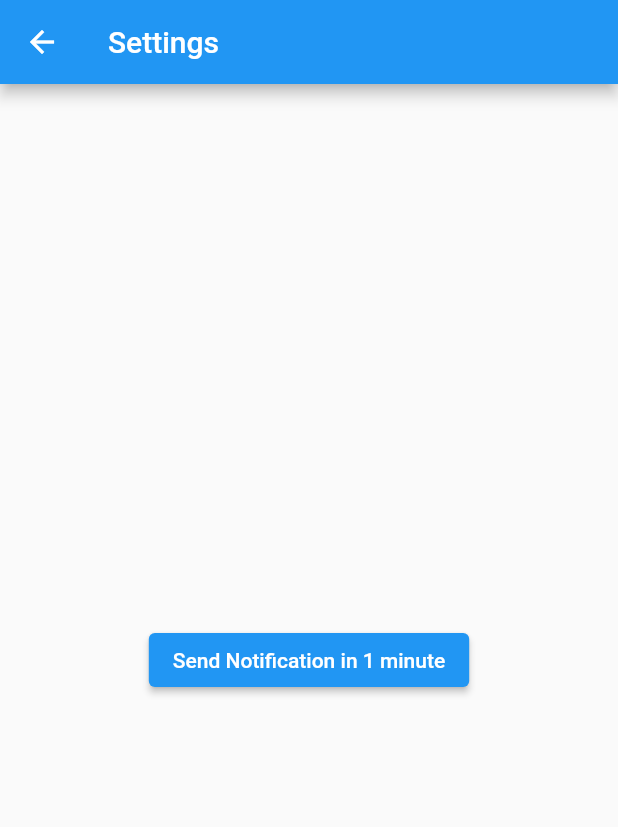
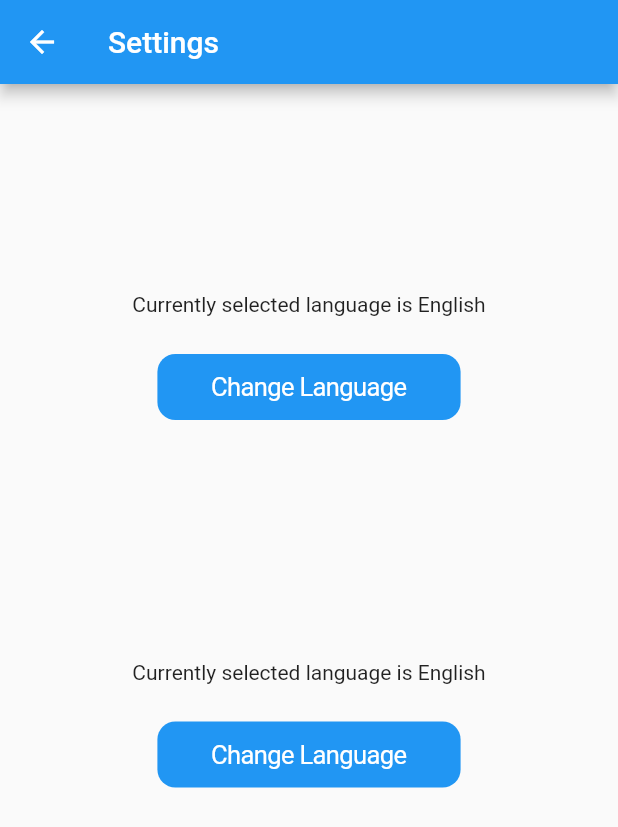
Before and after one commit to BenasPalivonas/flutter-bakalauras, a Flutter app: the SettingsPage screen opened directly, on a phone screen of 412 x 824 dp. Shown: the top 827 px of the screen. Run offline on Flutter 3.47's test engine with Material 2 defaults, Android fonts, the phone set to English and light mode, and no system bars; our stand-ins replace flutter_translate, get, table_calendar; missing offline and left inert: flutter_event_calendar.

Commit message:
Partial language setting implementation

```diff
--- a/lib/settings.dart
+++ b/lib/settings.dart
@@ -1,56 +1,184 @@
+import 'package:flutter_localizations/flutter_localizations.dart';
+import 'package:flutter/cupertino.dart';
 import 'package:flutter/material.dart';
-import 'package:flutter_local_notifications/flutter_local_notifications.dart';
-import 'package:timezone/data/latest.dart' as tz;
-import 'package:timezone/timezone.dart' as tz;
+import 'package:flutter_translate/flutter_translate.dart';
 
 class SettingsPage extends StatefulWidget {
+  SettingsPage({Key? key, this.title}) : super(key: key);
+  final String? title;
+
   @override
   _SettingsPageState createState() => _SettingsPageState();
 }
 
 class _SettingsPageState extends State<SettingsPage> {
-  final FlutterLocalNotificationsPlugin flutterLocalNotificationsPlugin =
-      FlutterLocalNotificationsPlugin();
+  int _counter = 0;
 
-  @override
-  void initState() {
-    super.initState();
-    tz.initializeTimeZones();
-    final androidInitializationSettings =
-        AndroidInitializationSettings('mipmap/ic_launcher');
-    final initializationSettings = InitializationSettings(
-      android: androidInitializationSettings,
-    );
-    flutterLocalNotificationsPlugin.initialize(initializationSettings);
-  }
+  void _decrementCounter() => setState(() => _counter--);
+
+  void _incrementCounter() => setState(() => _counter++);
 
   @override
   Widget build(BuildContext context) {
+    var localizationDelegate = LocalizedApp.of(context).delegate;
+
     return Scaffold(
       appBar: AppBar(
-        title: Text('Settings'),
+        title: Text(translate('app_bar.settings_title')),
       ),
       body: Center(
-        child: ElevatedButton(
-          child: Text('Send Notification in 1 minute'),
-          onPressed: () async {
-            await flutterLocalNotificationsPlugin.zonedSchedule(
-                0,
-                'Notification Title',
-                'Notification Body',
-                tz.TZDateTime.now(tz.local).add(Duration(minutes: 1)),
-                NotificationDetails(
-                  android: AndroidNotificationDetails(
-                    'channel_id',
-                    'Channel Name',
-                  ),
-                ),
-                androidAllowWhileIdle: true,
-                uiLocalNotificationDateInterpretation:
-                    UILocalNotificationDateInterpretation.absoluteTime);
-          },
+        child: Column(
+          mainAxisAlignment: MainAxisAlignment.center,
+          children: <Widget>[
+            Text(translate('language.selected_message', args: {
+              'language': translate(
+                  'language.name.${localizationDelegate.currentLocale.languageCode}')
+            })),
+            Padding(
+                padding: EdgeInsets.only(top: 25, bottom: 160),
+                child: CupertinoButton.filled(
+                  child: Text(translate('button.change_language')),
+                  padding: const EdgeInsets.symmetric(
+                      vertical: 10.0, horizontal: 36.0),
+                  onPressed: () => _onActionSheetPress(context),
+                )),
+            Text(translate('language.selected_message', args: {
+              'language': translate(
+                  'language.name.${localizationDelegate.currentLocale.languageCode}')
+            })),
+            Padding(
+                padding: EdgeInsets.only(top: 25, bottom: 160),
+                child: CupertinoButton.filled(
+                  child: Text(translate('button.change_language')),
+                  padding: const EdgeInsets.symmetric(
+                      vertical: 10.0, horizontal: 36.0),
+                  onPressed: () => _onActionSheetPress(context),
+                )),
+          ],
+        ),
+      ),
+    );
+  }
+
+  void showDemoActionSheet(
+      {required BuildContext context, required Widget child}) {
+    showCupertinoModalPopup<String>(
+        context: context,
+        builder: (BuildContext context) => child).then((String? value) {
+      if (value != null) changeLocale(context, value);
+    });
+  }
+
+  void _onActionSheetPress(BuildContext context) {
+    showDemoActionSheet(
+      context: context,
+      child: CupertinoActionSheet(
+        title: Text(translate('language.selection.title')),
+        message: Text(translate('language.selection.message')),
+        actions: <Widget>[
+          CupertinoActionSheetAction(
+            child: Text(translate('language.name.en')),
+            onPressed: () => Navigator.pop(context, 'en_US'),
+          ),
+          CupertinoActionSheetAction(
+            child: Text(translate('language.name.lt')),
+            onPressed: () => Navigator.pop(context, 'lt'),
+          ),
+        ],
+        cancelButton: CupertinoActionSheetAction(
+          child: Text(translate('button.cancel')),
+          isDefaultAction: true,
+          onPressed: () => Navigator.pop(context, null),
         ),
       ),
     );
   }
 }
+
+
+// import 'package:flutter/material.dart';
+
+// import 'language.dart';
+
+// class SettingsPage extends StatefulWidget {
+//   @override
+//   _SettingsPageState createState() => _SettingsPageState();
+// }
+
+// class _SettingsPageState extends State<SettingsPage> {
+//   String _selectedLanguage = 'English';
+//   String _selectedNotificationTiming = '30 minutes';
+
+//   List<String> _languages = ['English', 'Lietuviškai'];
+//   List<String> _notificationTimings = ['30 minutes', '1 hour', '2 hours'];
+
+//   @override
+//   Widget build(BuildContext context) {
+//     return Scaffold(
+//       appBar: AppBar(
+//         title: Text('Settings'),
+//       ),
+//       body: Padding(
+//         padding: EdgeInsets.all(16.0),
+//         child: Column(
+//           crossAxisAlignment: CrossAxisAlignment.start,
+//           children: [
+//             Text(
+//               'Language',
+//               style: TextStyle(
+//                 fontSize: 16.0,
+//                 fontWeight: FontWeight.bold,
+//               ),
+//             ),
+//             SizedBox(height: 8.0),
+//             DropdownButton(
+//               value: _selectedLanguage,
+//               onChanged: (value) {
+//                 setState(() {
+//                   _selectedLanguage = value!;
+//                   print(value);
+//                   if (value == "English") {
+//                     setLanguage('en');
+//                   } else {
+//                     setLanguage('lt');
+//                   }
+//                 });
+//               },
+//               items:
+//                   _languages.map<DropdownMenuItem<String>>((String language) {
+//                 return DropdownMenuItem<String>(
+//                   value: language,
+//                   child: Text(language),
+//                 );
+//               }).toList(),
+//             ),
+//             SizedBox(height: 16.0),
+//             Text(
+//               'Notification Timing',
+//               style: TextStyle(
+//                 fontSize: 16.0,
+//                 fontWeight: FontWeight.bold,
+//               ),
+//             ),
+//             SizedBox(height: 8.0),
+//             DropdownButton(
+//               value: _selectedNotificationTiming,
+//               onChanged: (value) {
+//                 setState(() {
+//                   _selectedNotificationTiming = value!;
+//                 });
+//               },
+//               items: _notificationTimings
+//                   .map<DropdownMenuItem<String>>((String timing) {
+//                 return DropdownMenuItem<String>(
+//                   value: timing,
+//                   child: Text(timing),
+//                 );
+//               }).toList(),
+//             ),
+//           ],
+//         ),
+//       ),
+//     );
+//   }
+// }
--- a/pubspec.yaml
+++ b/pubspec.yaml
@@ -37,6 +37,9 @@ dependencies:
   flutter_local_notifications: ^13.0.0
   table_calendar: ^3.0.0
   flutter_event_calendar: ^1.0.0
+  get: ^4.6.5
+  flutter_translate: ^4.0.3
+  flutter_localization: ^0.1.10
 
 
 dev_dependencies:
@@ -62,7 +65,8 @@ flutter:
   uses-material-design: true
 
   # To add assets to your application, add an assets section, like this:
-  #assets:
+  assets:
+    - assets/i18n/
   #   - images/a_dot_ham.jpeg
 
   # An image asset can refer to one or more resolution-specific "variants", see
```
Also changed, not shown: assets/i18n/en.json (added, +53 -0 lines), assets/i18n/lt.json (added, +53 -0 lines), lib/lectures.dart (+40 -51 lines), lib/list.dart (+6 -5 lines), lib/main.dart (+25 -15 lines), lib/menu.dart (+8 -6 lines), pubspec.lock, 6 other files.
